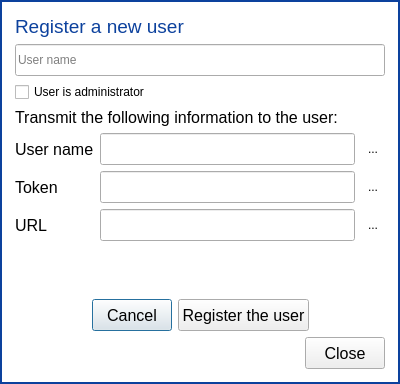
Above: parsec/core/gui/forms/register_user_dialog.ui from Scille/parsec-cloud before the change. Below: the same form after it.
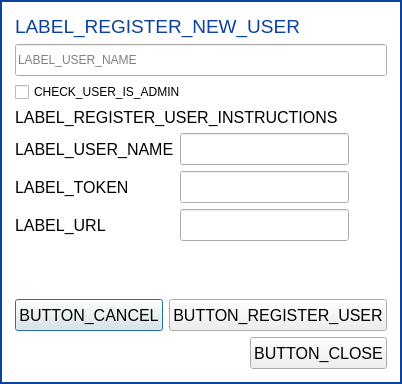
That is the form after the change. Icons and pictures are not drawn. Custom widgets are drawn as their Qt base class.

```diff
--- a/parsec/core/gui/forms/register_user_dialog.ui
+++ b/parsec/core/gui/forms/register_user_dialog.ui
@@ -80,7 +80,7 @@
          <string notr="true">color: rgb(12, 65, 157);</string>
         </property>
         <property name="text">
-         <string>Register a new user</string>
+         <string>LABEL_REGISTER_NEW_USER</string>
         </property>
        </widget>
       </item>
@@ -93,14 +93,14 @@
          </size>
         </property>
         <property name="placeholderText">
-         <string>User name</string>
+         <string>LABEL_USER_NAME</string>
         </property>
        </widget>
       </item>
       <item>
        <widget class="QCheckBox" name="checkbox_is_admin">
         <property name="text">
-         <string>User is administrator</string>
+         <string>CHECK_USER_IS_ADMIN</string>
         </property>
        </widget>
       </item>
@@ -127,7 +127,7 @@
             </font>
            </property>
            <property name="text">
-            <string>Transmit the following information to the user:</string>
+            <string>LABEL_REGISTER_USER_INSTRUCTIONS</string>
            </property>
            <property name="scaledContents">
             <bool>false</bool>
@@ -153,7 +153,7 @@
               </font>
              </property>
              <property name="text">
-              <string>URL</string>
+              <string>LABEL_URL</string>
              </property>
             </widget>
            </item>
@@ -178,7 +178,7 @@
               </font>
              </property>
              <property name="text">
-              <string>User name</string>
+              <string>LABEL_USER_NAME</string>
              </property>
             </widget>
            </item>
@@ -190,7 +190,7 @@
               </font>
              </property>
              <property name="text">
-              <string>Token</string>
+              <string>LABEL_TOKEN</string>
              </property>
             </widget>
            </item>
@@ -226,7 +226,7 @@
               <string>Copy to clipboard</string>
              </property>
              <property name="text">
-              <string>...</string>
+              <string/>
              </property>
              <property name="icon">
               <iconset resource="../rc/resources.qrc">
@@ -249,7 +249,7 @@
               <string>Copy to clipboard</string>
              </property>
              <property name="text">
-              <string>...</string>
+              <string/>
              </property>
              <property name="icon">
               <iconset resource="../rc/resources.qrc">
@@ -272,7 +272,7 @@
               <string>Copy to clipboard</string>
              </property>
              <property name="text">
-              <string>...</string>
+              <string/>
              </property>
              <property name="icon">
               <iconset resource="../rc/resources.qrc">
@@ -339,7 +339,7 @@
            </font>
           </property>
           <property name="text">
-           <string>Cancel</string>
+           <string>BUTTON_CANCEL</string>
           </property>
          </widget>
         </item>
@@ -357,7 +357,7 @@
            </font>
           </property>
           <property name="text">
-           <string>Register the user</string>
+           <string>BUTTON_REGISTER_USER</string>
           </property>
          </widget>
         </item>
@@ -408,7 +408,7 @@
            <enum>Qt::RightToLeft</enum>
           </property>
           <property name="text">
-           <string>Close</string>
+           <string>BUTTON_CLOSE</string>
           </property>
           <property name="iconSize">
            <size>
```
Left out of the diff: 2 changed lines with no effect on the pictures.
